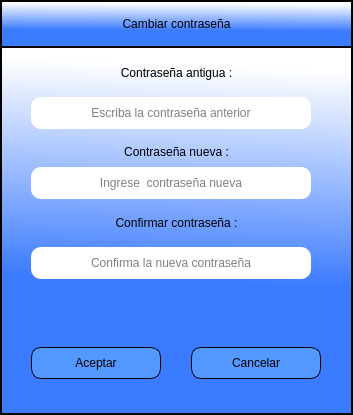
Old version of the form ui_files/change_password.ui in the repository Romehe369/aec_contrastistas_g.
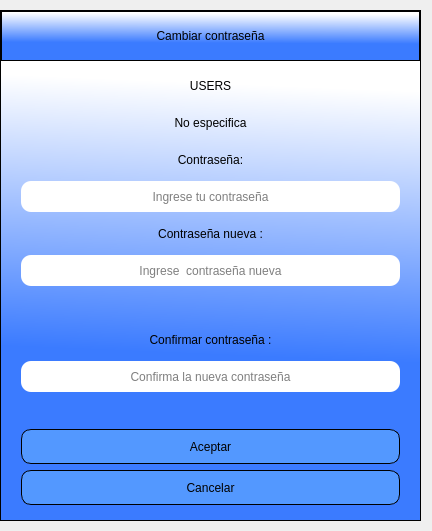
New version of the form.

```diff
--- a/ui_files/change_password.ui
+++ b/ui_files/change_password.ui
@@ -6,8 +6,8 @@
    <rect>
     <x>0</x>
     <y>0</y>
-    <width>353</width>
-    <height>415</height>
+    <width>432</width>
+    <height>531</height>
    </rect>
   </property>
   <property name="windowTitle">
@@ -20,9 +20,9 @@
    <property name="geometry">
     <rect>
      <x>0</x>
-     <y>0</y>
-     <width>353</width>
-     <height>415</height>
+     <y>10</y>
+     <width>421</width>
+     <height>511</height>
     </rect>
    </property>
    <property name="styleSheet">
@@ -54,14 +54,29 @@
    <property name="frameShadow">
     <enum>QFrame::Raised</enum>
    </property>
+   <layout class="QVBoxLayout" name="verticalLayout">
+    <property name="spacing">
+     <number>0</number>
+    </property>
+    <property name="leftMargin">
+     <number>0</number>
+    </property>
+    <property name="topMargin">
+     <number>0</number>
+    </property>
+    <property name="rightMargin">
+     <number>0</number>
+    </property>
+    <property name="bottomMargin">
+     <number>0</number>
+    </property>
+    <item>
    <widget class="QFrame" name="frame_superior">
-    <property name="geometry">
-     <rect>
-      <x>1</x>
-      <y>1</y>
-      <width>351</width>
-      <height>46</height>
-     </rect>
+      <property name="maximumSize">
+       <size>
+        <width>16777215</width>
+        <height>50</height>
+       </size>
     </property>
     <property name="frameShape">
      <enum>QFrame::StyledPanel</enum>
@@ -69,15 +84,9 @@
     <property name="frameShadow">
      <enum>QFrame::Raised</enum>
     </property>
+      <layout class="QHBoxLayout" name="horizontalLayout">
+       <item>
     <widget class="QLabel" name="label">
-     <property name="geometry">
-      <rect>
-       <x>10</x>
-       <y>10</y>
-       <width>331</width>
-       <height>25</height>
-      </rect>
-     </property>
      <property name="styleSheet">
       <string notr="true">font: 16pt &quot;MS Shell Dlg 2&quot;;
 color: rgb(0, 0, 0);</string>
@@ -89,15 +98,14 @@
       <set>Qt::AlignCenter</set>
      </property>
     </widget>
-   </widget>
+       </item>
+      </layout>
+     </widget>
+    </item>
+    <item>
    <widget class="QFrame" name="frame_control">
-    <property name="geometry">
-     <rect>
-      <x>1</x>
-      <y>47</y>
-      <width>351</width>
-      <height>367</height>
-     </rect>
+      <property name="styleSheet">
+       <string notr="true">border:none;</string>
     </property>
     <property name="frameShape">
      <enum>QFrame::StyledPanel</enum>
@@ -105,27 +113,114 @@
     <property name="frameShadow">
      <enum>QFrame::Raised</enum>
     </property>
-    <widget class="QPushButton" name="btn_cancelar">
-     <property name="geometry">
-      <rect>
-       <x>190</x>
-       <y>300</y>
-       <width>130</width>
-       <height>32</height>
-      </rect>
-     </property>
+      <layout class="QVBoxLayout" name="verticalLayout_2">
+       <property name="leftMargin">
+        <number>20</number>
+       </property>
+       <property name="rightMargin">
+        <number>20</number>
+       </property>
+       <property name="bottomMargin">
+        <number>15</number>
+       </property>
+       <item>
+        <widget class="QLabel" name="label_5">
+         <property name="minimumSize">
+          <size>
+           <width>0</width>
+           <height>31</height>
+          </size>
+         </property>
      <property name="text">
-      <string>Cancelar</string>
-     </property>
-    </widget>
+          <string>USERS</string>
+         </property>
+         <property name="alignment">
+          <set>Qt::AlignCenter</set>
+         </property>
+        </widget>
+       </item>
+       <item>
+        <widget class="QLabel" name="label_users_name">
+         <property name="minimumSize">
+          <size>
+           <width>0</width>
+           <height>31</height>
+          </size>
+         </property>
+         <property name="text">
+          <string>No especifica</string>
+         </property>
+         <property name="alignment">
+          <set>Qt::AlignCenter</set>
+         </property>
+        </widget>
+       </item>
+       <item>
+        <widget class="QLabel" name="label_2">
+         <property name="minimumSize">
+          <size>
+           <width>0</width>
+           <height>31</height>
+          </size>
+         </property>
+         <property name="text">
+          <string>Contraseña:</string>
+         </property>
+         <property name="alignment">
+          <set>Qt::AlignCenter</set>
+         </property>
+        </widget>
+       </item>
+       <item>
+        <widget class="QLineEdit" name="lndt_password">
+         <property name="minimumSize">
+          <size>
+           <width>0</width>
+           <height>31</height>
+          </size>
+         </property>
+         <property name="styleSheet">
+          <string notr="true">border-radius:10px;
+font: 75 12pt &quot;Arial&quot;;
+background-color: rgb(255, 255, 255);
+border:0px;
+
+</string>
+         </property>
+         <property name="echoMode">
+          <enum>QLineEdit::Normal</enum>
+         </property>
+         <property name="alignment">
+          <set>Qt::AlignCenter</set>
+         </property>
+         <property name="placeholderText">
+          <string>Ingrese tu contraseña</string>
+         </property>
+        </widget>
+       </item>
+       <item>
+        <widget class="QLabel" name="label_3">
+         <property name="minimumSize">
+          <size>
+           <width>0</width>
+           <height>31</height>
+          </size>
+         </property>
+         <property name="text">
+          <string>Contraseña nueva :</string>
+         </property>
+         <property name="alignment">
+          <set>Qt::AlignCenter</set>
+         </property>
+        </widget>
+       </item>
+       <item>
     <widget class="QLineEdit" name="new_password">
-     <property name="geometry">
-      <rect>
-       <x>30</x>
-       <y>120</y>
-       <width>280</width>
-       <height>32</height>
-      </rect>
+         <property name="minimumSize">
+          <size>
+           <width>0</width>
+           <height>31</height>
+          </size>
      </property>
      <property name="styleSheet">
       <string notr="true">border-radius:10px;
@@ -133,6 +228,9 @@
 background-color: rgb(255, 255, 255);
 border:0px;</string>
      </property>
+         <property name="echoMode">
+          <enum>QLineEdit::Normal</enum>
+         </property>
      <property name="alignment">
       <set>Qt::AlignCenter</set>
      </property>
@@ -140,74 +238,30 @@
       <string>Ingrese  contraseña nueva</string>
      </property>
     </widget>
-    <widget class="QLineEdit" name="confirm_new_password">
-     <property name="geometry">
-      <rect>
-       <x>30</x>
-       <y>200</y>
-       <width>280</width>
-       <height>32</height>
-      </rect>
-     </property>
+       </item>
+       <item>
+        <widget class="QLabel" name="label_verificate">
      <property name="styleSheet">
-      <string notr="true">border-radius:10px;
-font: 75 12pt &quot;Arial&quot;;
-background-color: rgb(255, 255, 255);
-border:0px;</string>
-     </property>
-     <property name="alignment">
-      <set>Qt::AlignCenter</set>
-     </property>
-     <property name="placeholderText">
-      <string>Confirma la nueva contraseña</string>
-     </property>
-    </widget>
-    <widget class="QLabel" name="label_2">
-     <property name="geometry">
-      <rect>
-       <x>10</x>
-       <y>10</y>
-       <width>331</width>
-       <height>31</height>
-      </rect>
+          <string notr="true">background-color: rgba(0,0,0,0%);
+color: rgb(255, 0, 0);
+border:0px;
+font: 75 12pt &quot;MS Shell Dlg 2&quot;;</string>
      </property>
      <property name="text">
-      <string>Contraseña antigua :</string>
+          <string/>
      </property>
      <property name="alignment">
       <set>Qt::AlignCenter</set>
      </property>
     </widget>
-    <widget class="QLineEdit" name="password">
-     <property name="geometry">
-      <rect>
-       <x>30</x>
-       <y>50</y>
-       <width>280</width>
-       <height>32</height>
-      </rect>
-     </property>
-     <property name="styleSheet">
-      <string notr="true">border-radius:10px;
-font: 75 12pt &quot;Arial&quot;;
-background-color: rgb(255, 255, 255);
-border:0px;</string>
-     </property>
-     <property name="alignment">
-      <set>Qt::AlignCenter</set>
-     </property>
-     <property name="placeholderText">
-      <string>Escriba la contraseña anterior</string>
-     </property>
-    </widget>
+       </item>
+       <item>
     <widget class="QLabel" name="label_4">
-     <property name="geometry">
-      <rect>
-       <x>10</x>
-       <y>160</y>
-       <width>331</width>
+         <property name="minimumSize">
+          <size>
+           <width>0</width>
        <height>31</height>
-      </rect>
+          </size>
      </property>
      <property name="text">
       <string>Confirmar contraseña :</string>
@@ -216,44 +270,34 @@
       <set>Qt::AlignCenter</set>
      </property>
     </widget>
-    <widget class="QLabel" name="label_3">
-     <property name="geometry">
-      <rect>
-       <x>10</x>
-       <y>89</y>
-       <width>331</width>
+       </item>
+       <item>
+        <widget class="QLineEdit" name="confirm_new_password">
+         <property name="minimumSize">
+          <size>
+           <width>0</width>
        <height>31</height>
-      </rect>
-     </property>
-     <property name="text">
-      <string>Contraseña nueva :</string>
+          </size>
+         </property>
+         <property name="styleSheet">
+          <string notr="true">border-radius:10px;
+font: 75 12pt &quot;Arial&quot;;
+background-color: rgb(255, 255, 255);
+border:0px;</string>
+         </property>
+         <property name="echoMode">
+          <enum>QLineEdit::Normal</enum>
      </property>
      <property name="alignment">
       <set>Qt::AlignCenter</set>
      </property>
-    </widget>
-    <widget class="QPushButton" name="btn_aceptar">
-     <property name="geometry">
-      <rect>
-       <x>30</x>
-       <y>300</y>
-       <width>130</width>
-       <height>32</height>
-      </rect>
-     </property>
-     <property name="text">
-      <string>Aceptar</string>
-     </property>
-    </widget>
+         <property name="placeholderText">
+          <string>Confirma la nueva contraseña</string>
+         </property>
+        </widget>
+       </item>
+       <item>
     <widget class="QLabel" name="confirm_contrasena_incorrecta">
-     <property name="geometry">
-      <rect>
-       <x>40</x>
-       <y>250</y>
-       <width>261</width>
-       <height>21</height>
-      </rect>
-     </property>
      <property name="font">
       <font>
        <family>MS Shell Dlg 2</family>
@@ -276,7 +320,43 @@
       <set>Qt::AlignCenter</set>
      </property>
     </widget>
-   </widget>
+       </item>
+       <item>
+        <widget class="QPushButton" name="btn_aceptar">
+         <property name="minimumSize">
+          <size>
+           <width>0</width>
+           <height>35</height>
+          </size>
+         </property>
+         <property name="styleSheet">
+          <string notr="true">border: 1px solid rgb(0, 0, 0) ;</string>
+         </property>
+         <property name="text">
+          <string>Aceptar</string>
+         </property>
+        </widget>
+       </item>
+       <item>
+        <widget class="QPushButton" name="btn_cancelar">
+         <property name="minimumSize">
+          <size>
+           <width>0</width>
+           <height>35</height>
+          </size>
+         </property>
+         <property name="styleSheet">
+          <string notr="true">border: 1px solid rgb(0, 0, 0) ;</string>
+         </property>
+         <property name="text">
+          <string>Cancelar</string>
+         </property>
+        </widget>
+       </item>
+      </layout>
+     </widget>
+    </item>
+   </layout>
   </widget>
  </widget>
  <resources/>
```
Lines whose indentation alone changed are shown as unchanged.
